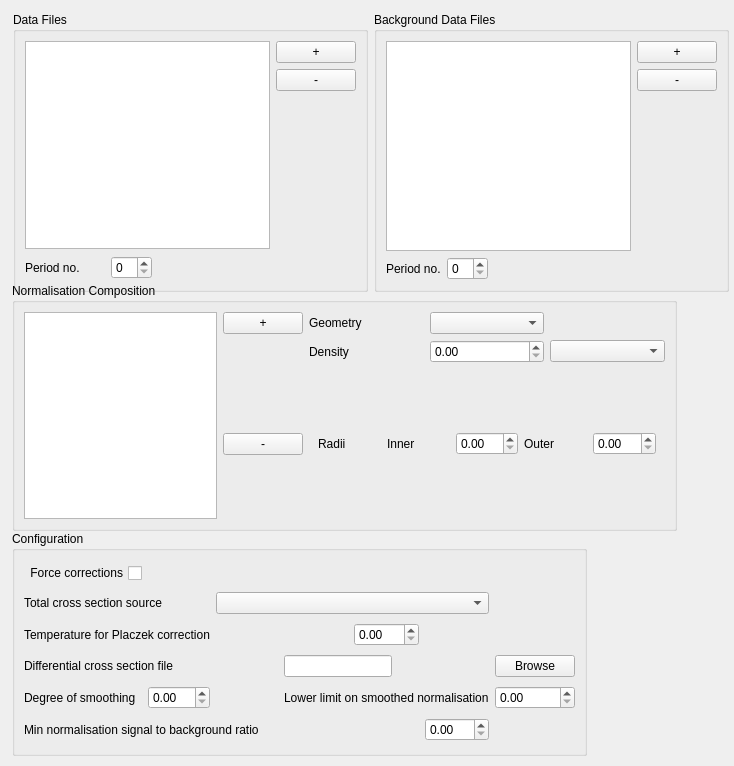
First picture: the form in src/gui/widgets/ui_files/normalisationWidget.ui, repository disorderedmaterials/GudPy, before the edit.
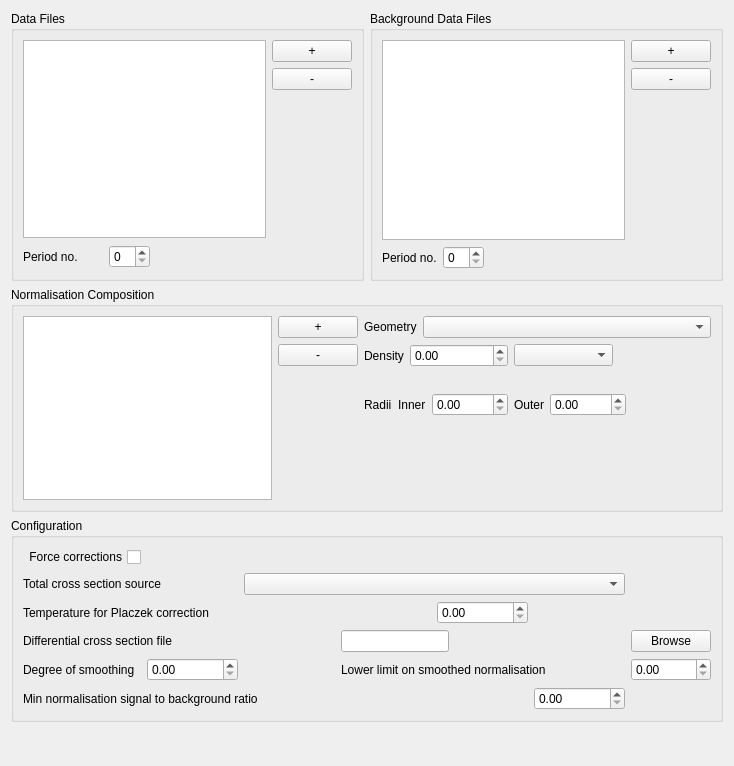
Second picture: the form after the edit. The open tabs and pages were chosen to show the change. Custom widgets are drawn as their Qt base class.

Commit message: feat: layout for composition

Diff of the .ui file:
```diff
--- a/src/gui/widgets/ui_files/normalisationWidget.ui
+++ b/src/gui/widgets/ui_files/normalisationWidget.ui
@@ -13,15 +13,247 @@
   <property name="windowTitle">
    <string>Form</string>
   </property>
+  <layout class="QVBoxLayout" name="verticalLayout_7">
+   <item>
+    <layout class="QHBoxLayout" name="horizontalLayout_7">
+     <item>
+      <widget class="QGroupBox" name="dataFilesGroupBox">
+       <property name="minimumSize">
+        <size>
+         <width>291</width>
+         <height>270</height>
+        </size>
+       </property>
+       <property name="maximumSize">
+        <size>
+         <width>16777215</width>
+         <height>16777215</height>
+        </size>
+       </property>
+       <property name="title">
+        <string>Data Files</string>
+       </property>
+       <layout class="QHBoxLayout" name="horizontalLayout_4">
+        <item>
+         <layout class="QVBoxLayout" name="verticalLayout_2">
+          <item>
+           <widget class="QListWidget" name="dataFilesList">
+            <property name="minimumSize">
+             <size>
+              <width>0</width>
+              <height>0</height>
+             </size>
+            </property>
+           </widget>
+          </item>
+          <item>
+           <layout class="QHBoxLayout" name="horizontalLayout">
+            <item>
+             <widget class="QLabel" name="periodNoLabel">
+              <property name="minimumSize">
+               <size>
+                <width>80</width>
+                <height>25</height>
+               </size>
+              </property>
+              <property name="maximumSize">
+               <size>
+                <width>16777215</width>
+                <height>16777215</height>
+               </size>
+              </property>
+              <property name="text">
+               <string>Period no.</string>
+              </property>
+             </widget>
+            </item>
+            <item>
+             <widget class="QSpinBox" name="periodNoSpinBox"/>
+            </item>
+            <item>
+             <spacer name="horizontalSpacer">
+              <property name="orientation">
+               <enum>Qt::Horizontal</enum>
+              </property>
+              <property name="sizeHint" stdset="0">
+               <size>
+                <width>40</width>
+                <height>20</height>
+               </size>
+              </property>
+             </spacer>
+            </item>
+           </layout>
+          </item>
+         </layout>
+        </item>
+        <item>
+         <layout class="QVBoxLayout" name="verticalLayout">
+          <item>
+           <widget class="QPushButton" name="addDataFileButton">
+            <property name="sizePolicy">
+             <sizepolicy hsizetype="Fixed" vsizetype="Fixed">
+              <horstretch>0</horstretch>
+              <verstretch>0</verstretch>
+             </sizepolicy>
+            </property>
+            <property name="text">
+             <string>+</string>
+            </property>
+           </widget>
+          </item>
+          <item>
+           <widget class="QPushButton" name="removeDataFileButton">
+            <property name="sizePolicy">
+             <sizepolicy hsizetype="Fixed" vsizetype="Fixed">
+              <horstretch>0</horstretch>
+              <verstretch>0</verstretch>
+             </sizepolicy>
+            </property>
+            <property name="text">
+             <string>-</string>
+            </property>
+           </widget>
+          </item>
+          <item>
+           <spacer name="verticalSpacer">
+            <property name="orientation">
+             <enum>Qt::Vertical</enum>
+            </property>
+            <property name="sizeHint" stdset="0">
+             <size>
+              <width>20</width>
+              <height>40</height>
+             </size>
+            </property>
+           </spacer>
+          </item>
+         </layout>
+        </item>
+       </layout>
+      </widget>
+     </item>
+     <item>
+      <widget class="QGroupBox" name="backgroundDataFilesGroupBox">
+       <property name="minimumSize">
+        <size>
+         <width>291</width>
+         <height>270</height>
+        </size>
+       </property>
+       <property name="maximumSize">
+        <size>
+         <width>16777215</width>
+         <height>16777215</height>
+        </size>
+       </property>
+       <property name="title">
+        <string>Background Data Files</string>
+       </property>
+       <layout class="QHBoxLayout" name="horizontalLayout_6">
+        <item>
+         <layout class="QVBoxLayout" name="verticalLayout_3">
+          <item>
+           <widget class="QListWidget" name="backgroundDataFilesList">
+            <property name="minimumSize">
+             <size>
+              <width>0</width>
+              <height>0</height>
+             </size>
+            </property>
+           </widget>
+          </item>
+          <item>
+           <layout class="QHBoxLayout" name="horizontalLayout_5">
+            <item>
+             <widget class="QLabel" name="backgroundPeriodNoLabel">
+              <property name="minimumSize">
+               <size>
+                <width>0</width>
+                <height>0</height>
+               </size>
+              </property>
+              <property name="maximumSize">
+               <size>
+                <width>16777215</width>
+                <height>16777215</height>
+               </size>
+              </property>
+              <property name="text">
+               <string>Period no.</string>
+              </property>
+             </widget>
+            </item>
+            <item>
+             <widget class="QSpinBox" name="backgroundPeriodNoSpinBox"/>
+            </item>
+            <item>
+             <spacer name="horizontalSpacer_2">
+              <property name="orientation">
+               <enum>Qt::Horizontal</enum>
+              </property>
+              <property name="sizeHint" stdset="0">
+               <size>
+                <width>40</width>
+                <height>20</height>
+               </size>
+              </property>
+             </spacer>
+            </item>
+           </layout>
+          </item>
+         </layout>
+        </item>
+        <item>
+         <layout class="QVBoxLayout" name="verticalLayout_4">
+          <item>
+           <widget class="QPushButton" name="addBackgroundDataFileButton">
+            <property name="sizePolicy">
+             <sizepolicy hsizetype="Fixed" vsizetype="Fixed">
+              <horstretch>0</horstretch>
+              <verstretch>0</verstretch>
+             </sizepolicy>
+            </property>
+            <property name="text">
+             <string>+</string>
+            </property>
+           </widget>
+          </item>
+          <item>
+           <widget class="QPushButton" name="removeBackgroundDataFileButton">
+            <property name="sizePolicy">
+             <sizepolicy hsizetype="Fixed" vsizetype="Fixed">
+              <horstretch>0</horstretch>
+              <verstretch>0</verstretch>
+             </sizepolicy>
+            </property>
+            <property name="text">
+             <string>-</string>
+            </property>
+           </widget>
+          </item>
+          <item>
+           <spacer name="verticalSpacer_2">
+            <property name="orientation">
+             <enum>Qt::Vertical</enum>
+            </property>
+            <property name="sizeHint" stdset="0">
+             <size>
+              <width>20</width>
+              <height>40</height>
+             </size>
+            </property>
+           </spacer>
+          </item>
+         </layout>
+        </item>
+       </layout>
+      </widget>
+     </item>
+    </layout>
+   </item>
+   <item>
   <widget class="QGroupBox" name="sampleCompositionGroupBox">
-   <property name="geometry">
-    <rect>
-     <x>12</x>
-     <y>283</y>
-     <width>665</width>
-     <height>248</height>
-    </rect>
-   </property>
    <property name="maximumSize">
     <size>
      <width>16777215</width>
@@ -31,8 +263,8 @@
    <property name="title">
     <string>Normalisation Composition</string>
    </property>
-   <layout class="QGridLayout" name="gridLayout_4">
-    <item row="0" column="0" rowspan="3">
+     <layout class="QHBoxLayout" name="horizontalLayout_10">
+      <item>
      <widget class="CompositionTable" name="normalisationCompositionTable">
       <property name="minimumSize">
        <size>
@@ -69,7 +301,9 @@
       </attribute>
      </widget>
     </item>
-    <item row="0" column="1">
+      <item>
+       <layout class="QVBoxLayout" name="verticalLayout_5">
+        <item>
      <widget class="QPushButton" name="insertElementButton">
       <property name="maximumSize">
        <size>
@@ -82,15 +316,53 @@
       </property>
      </widget>
     </item>
-    <item row="0" column="2">
+        <item>
+         <widget class="QPushButton" name="removeElementButton">
+          <property name="maximumSize">
+           <size>
+            <width>16777215</width>
+            <height>16777215</height>
+           </size>
+          </property>
+          <property name="text">
+           <string>-</string>
+          </property>
+         </widget>
+        </item>
+        <item>
+         <spacer name="verticalSpacer_5">
+          <property name="orientation">
+           <enum>Qt::Vertical</enum>
+          </property>
+          <property name="sizeHint" stdset="0">
+           <size>
+            <width>20</width>
+            <height>40</height>
+           </size>
+          </property>
+         </spacer>
+        </item>
+       </layout>
+      </item>
+      <item>
+       <layout class="QVBoxLayout" name="verticalLayout_6">
+        <item>
+         <layout class="QHBoxLayout" name="horizontalLayout_8">
+          <item>
      <widget class="QLabel" name="geometryLabel">
       <property name="text">
        <string>Geometry</string>
       </property>
      </widget>
     </item>
-    <item row="0" column="3">
+          <item>
      <widget class="QComboBox" name="geometryComboBox">
+            <property name="sizePolicy">
+             <sizepolicy hsizetype="Expanding" vsizetype="Preferred">
+              <horstretch>0</horstretch>
+              <verstretch>0</verstretch>
+             </sizepolicy>
+            </property>
       <property name="maximumSize">
        <size>
         <width>16777215</width>
@@ -99,7 +371,11 @@
       </property>
      </widget>
     </item>
-    <item row="1" column="2">
+         </layout>
+        </item>
+        <item>
+         <layout class="QHBoxLayout" name="horizontalLayout_9">
+          <item>
      <widget class="QLabel" name="densityLabel">
       <property name="maximumSize">
        <size>
@@ -112,8 +388,14 @@
       </property>
      </widget>
     </item>
-    <item row="1" column="3">
+          <item>
      <widget class="QDoubleSpinBox" name="densitySpinBox">
+            <property name="sizePolicy">
+             <sizepolicy hsizetype="Expanding" vsizetype="Preferred">
+              <horstretch>0</horstretch>
+              <verstretch>0</verstretch>
+             </sizepolicy>
+            </property>
       <property name="maximumSize">
        <size>
         <width>16777215</width>
@@ -122,8 +404,14 @@
       </property>
      </widget>
     </item>
-    <item row="1" column="4">
+          <item>
      <widget class="QComboBox" name="densityUnitsComboBox">
+            <property name="sizePolicy">
+             <sizepolicy hsizetype="Expanding" vsizetype="Fixed">
+              <horstretch>0</horstretch>
+              <verstretch>0</verstretch>
+             </sizepolicy>
+            </property>
       <property name="maximumSize">
        <size>
         <width>16777215</width>
@@ -132,21 +420,29 @@
       </property>
      </widget>
     </item>
-    <item row="2" column="1">
-     <widget class="QPushButton" name="removeElementButton">
-      <property name="maximumSize">
+          <item>
+           <spacer name="horizontalSpacer_3">
+            <property name="orientation">
+             <enum>Qt::Horizontal</enum>
+            </property>
+            <property name="sizeHint" stdset="0">
        <size>
-        <width>16777215</width>
-        <height>16777215</height>
-       </size>
-      </property>
-      <property name="text">
-       <string>-</string>
-      </property>
-     </widget>
-    </item>
-    <item row="2" column="2" colspan="3">
+              <width>40</width>
+              <height>20</height>
+             </size>
+            </property>
+           </spacer>
+          </item>
+         </layout>
+        </item>
+        <item>
      <widget class="QStackedWidget" name="geometryInfoStack">
+          <property name="sizePolicy">
+           <sizepolicy hsizetype="Expanding" vsizetype="Minimum">
+            <horstretch>0</horstretch>
+            <verstretch>0</verstretch>
+           </sizepolicy>
+          </property>
       <property name="minimumSize">
        <size>
         <width>0</width>
@@ -164,6 +460,15 @@
       </property>
       <widget class="QWidget" name="page_3">
        <layout class="QHBoxLayout" name="horizontalLayout_2">
+            <property name="leftMargin">
+             <number>0</number>
+            </property>
+            <property name="topMargin">
+             <number>0</number>
+            </property>
+            <property name="bottomMargin">
+             <number>0</number>
+            </property>
         <item>
          <widget class="QLabel" name="thicknessLabel">
           <property name="maximumSize">
@@ -192,6 +497,12 @@
         </item>
         <item>
          <widget class="QDoubleSpinBox" name="upstreamSpinBox">
+              <property name="sizePolicy">
+               <sizepolicy hsizetype="Expanding" vsizetype="Fixed">
+                <horstretch>0</horstretch>
+                <verstretch>0</verstretch>
+               </sizepolicy>
+              </property>
           <property name="maximumSize">
            <size>
             <width>16777215</width>
@@ -221,6 +532,12 @@
         </item>
         <item>
          <widget class="QDoubleSpinBox" name="downstreamSpinBox">
+              <property name="sizePolicy">
+               <sizepolicy hsizetype="Expanding" vsizetype="Fixed">
+                <horstretch>0</horstretch>
+                <verstretch>0</verstretch>
+               </sizepolicy>
+              </property>
           <property name="maximumSize">
            <size>
             <width>16777215</width>
@@ -233,6 +550,15 @@
       </widget>
       <widget class="QWidget" name="page_4">
        <layout class="QHBoxLayout" name="horizontalLayout_3">
+            <property name="leftMargin">
+             <number>0</number>
+            </property>
+            <property name="topMargin">
+             <number>0</number>
+            </property>
+            <property name="bottomMargin">
+             <number>0</number>
+            </property>
         <item>
          <widget class="QLabel" name="radiiLabel">
           <property name="text">
@@ -248,7 +574,14 @@
          </widget>
         </item>
         <item>
-         <widget class="QDoubleSpinBox" name="innerRadiiSpinBox"/>
+             <widget class="QDoubleSpinBox" name="innerRadiiSpinBox">
+              <property name="sizePolicy">
+               <sizepolicy hsizetype="Expanding" vsizetype="Fixed">
+                <horstretch>0</horstretch>
+                <verstretch>0</verstretch>
+               </sizepolicy>
+              </property>
+             </widget>
         </item>
         <item>
          <widget class="QLabel" name="outerRadiiLabel">
@@ -258,23 +591,52 @@
          </widget>
         </item>
         <item>
-         <widget class="QDoubleSpinBox" name="outerRadiiSpinBox"/>
-        </item>
+             <widget class="QDoubleSpinBox" name="outerRadiiSpinBox">
+              <property name="sizePolicy">
+               <sizepolicy hsizetype="Expanding" vsizetype="Fixed">
+                <horstretch>0</horstretch>
+                <verstretch>0</verstretch>
+               </sizepolicy>
+              </property>
+             </widget>
+            </item>
+            <item>
+             <spacer name="horizontalSpacer_4">
+              <property name="orientation">
+               <enum>Qt::Horizontal</enum>
+              </property>
+              <property name="sizeHint" stdset="0">
+               <size>
+                <width>40</width>
+                <height>20</height>
+               </size>
+              </property>
+             </spacer>
+            </item>
        </layout>
       </widget>
      </widget>
     </item>
-   </layout>
-  </widget>
+        <item>
+         <spacer name="verticalSpacer_4">
+          <property name="orientation">
+           <enum>Qt::Vertical</enum>
+          </property>
+          <property name="sizeHint" stdset="0">
+           <size>
+            <width>20</width>
+            <height>40</height>
+           </size>
+          </property>
+         </spacer>
+        </item>
+       </layout>
+      </item>
+     </layout>
+    </widget>
+   </item>
+   <item>
   <widget class="QGroupBox" name="configuationGroupBox">
-   <property name="geometry">
-    <rect>
-     <x>12</x>
-     <y>531</y>
-     <width>575</width>
-     <height>225</height>
-    </rect>
-   </property>
    <property name="title">
     <string>Configuration</string>
    </property>
@@ -390,118 +752,10 @@
     </item>
    </layout>
   </widget>
-  <widget class="QWidget" name="">
-   <property name="geometry">
-    <rect>
-     <x>13</x>
-     <y>12</y>
-     <width>716</width>
-     <height>280</height>
-    </rect>
-   </property>
-   <layout class="QHBoxLayout" name="horizontalLayout_7">
-    <item>
-     <widget class="QGroupBox" name="dataFilesGroupBox">
-      <property name="minimumSize">
-       <size>
-        <width>291</width>
-        <height>270</height>
-       </size>
-      </property>
-      <property name="maximumSize">
-       <size>
-        <width>16777215</width>
-        <height>16777215</height>
-       </size>
-      </property>
-      <property name="title">
-       <string>Data Files</string>
-      </property>
-      <layout class="QHBoxLayout" name="horizontalLayout_4">
-       <item>
-        <layout class="QVBoxLayout" name="verticalLayout_2">
-         <item>
-          <widget class="QListWidget" name="dataFilesList">
-           <property name="minimumSize">
-            <size>
-             <width>0</width>
-             <height>0</height>
-            </size>
-           </property>
-          </widget>
          </item>
          <item>
-          <layout class="QHBoxLayout" name="horizontalLayout">
-           <item>
-            <widget class="QLabel" name="periodNoLabel">
-             <property name="minimumSize">
-              <size>
-               <width>80</width>
-               <height>25</height>
-              </size>
-             </property>
-             <property name="maximumSize">
-              <size>
-               <width>16777215</width>
-               <height>16777215</height>
-              </size>
-             </property>
-             <property name="text">
-              <string>Period no.</string>
-             </property>
-            </widget>
-           </item>
-           <item>
-            <widget class="QSpinBox" name="periodNoSpinBox"/>
-           </item>
-           <item>
-            <spacer name="horizontalSpacer">
+    <spacer name="verticalSpacer_3">
              <property name="orientation">
-              <enum>Qt::Horizontal</enum>
-             </property>
-             <property name="sizeHint" stdset="0">
-              <size>
-               <width>40</width>
-               <height>20</height>
-              </size>
-             </property>
-            </spacer>
-           </item>
-          </layout>
-         </item>
-        </layout>
-       </item>
-       <item>
-        <layout class="QVBoxLayout" name="verticalLayout">
-         <item>
-          <widget class="QPushButton" name="addDataFileButton">
-           <property name="sizePolicy">
-            <sizepolicy hsizetype="Fixed" vsizetype="Fixed">
-             <horstretch>0</horstretch>
-             <verstretch>0</verstretch>
-            </sizepolicy>
-           </property>
-           <property name="text">
-            <string>+</string>
-           </property>
-          </widget>
-         </item>
-         <item>
-          <widget class="QPushButton" name="removeDataFileButton">
-           <property name="sizePolicy">
-            <sizepolicy hsizetype="Fixed" vsizetype="Fixed">
-             <horstretch>0</horstretch>
-             <verstretch>0</verstretch>
-            </sizepolicy>
-           </property>
-           <property name="text">
-            <string>-</string>
-           </property>
-          </widget>
-         </item>
-         <item>
-          <spacer name="verticalSpacer">
-           <property name="orientation">
             <enum>Qt::Vertical</enum>
            </property>
            <property name="sizeHint" stdset="0">
@@ -513,129 +767,6 @@
           </spacer>
          </item>
         </layout>
-       </item>
-      </layout>
-     </widget>
-    </item>
-    <item>
-     <widget class="QGroupBox" name="backgroundDataFilesGroupBox">
-      <property name="minimumSize">
-       <size>
-        <width>291</width>
-        <height>270</height>
-       </size>
-      </property>
-      <property name="maximumSize">
-       <size>
-        <width>16777215</width>
-        <height>16777215</height>
-       </size>
-      </property>
-      <property name="title">
-       <string>Background Data Files</string>
-      </property>
-      <layout class="QHBoxLayout" name="horizontalLayout_6">
-       <item>
-        <layout class="QVBoxLayout" name="verticalLayout_3">
-         <item>
-          <widget class="QListWidget" name="backgroundDataFilesList">
-           <property name="minimumSize">
-            <size>
-             <width>0</width>
-             <height>0</height>
-            </size>
-           </property>
-          </widget>
-         </item>
-         <item>
-          <layout class="QHBoxLayout" name="horizontalLayout_5">
-           <item>
-            <widget class="QLabel" name="backgroundPeriodNoLabel">
-             <property name="minimumSize">
-              <size>
-               <width>0</width>
-               <height>0</height>
-              </size>
-             </property>
-             <property name="maximumSize">
-              <size>
-               <width>16777215</width>
-               <height>16777215</height>
-              </size>
-             </property>
-             <property name="text">
-              <string>Period no.</string>
-             </property>
-            </widget>
-           </item>
-           <item>
-            <widget class="QSpinBox" name="backgroundPeriodNoSpinBox"/>
-           </item>
-           <item>
-            <spacer name="horizontalSpacer_2">
-             <property name="orientation">
-              <enum>Qt::Horizontal</enum>
-             </property>
-             <property name="sizeHint" stdset="0">
-              <size>
-               <width>40</width>
-               <height>20</height>
-              </size>
-             </property>
-            </spacer>
-           </item>
-          </layout>
-         </item>
-        </layout>
-       </item>
-       <item>
-        <layout class="QVBoxLayout" name="verticalLayout_4">
-         <item>
-          <widget class="QPushButton" name="addBackgroundDataFileButton">
-           <property name="sizePolicy">
-            <sizepolicy hsizetype="Fixed" vsizetype="Fixed">
-             <horstretch>0</horstretch>
-             <verstretch>0</verstretch>
-            </sizepolicy>
-           </property>
-           <property name="text">
-            <string>+</string>
-           </property>
-          </widget>
-         </item>
-         <item>
-          <widget class="QPushButton" name="removeBackgroundDataFileButton">
-           <property name="sizePolicy">
-            <sizepolicy hsizetype="Fixed" vsizetype="Fixed">
-             <horstretch>0</horstretch>
-             <verstretch>0</verstretch>
-            </sizepolicy>
-           </property>
-           <property name="text">
-            <string>-</string>
-           </property>
-          </widget>
-         </item>
-         <item>
-          <spacer name="verticalSpacer_2">
-           <property name="orientation">
-            <enum>Qt::Vertical</enum>
-           </property>
-           <property name="sizeHint" stdset="0">
-            <size>
-             <width>20</width>
-             <height>40</height>
-            </size>
-           </property>
-          </spacer>
-         </item>
-        </layout>
-       </item>
-      </layout>
-     </widget>
-    </item>
-   </layout>
-  </widget>
  </widget>
  <customwidgets>
   <customwidget>
```
Lines whose indentation alone changed are shown as unchanged.
